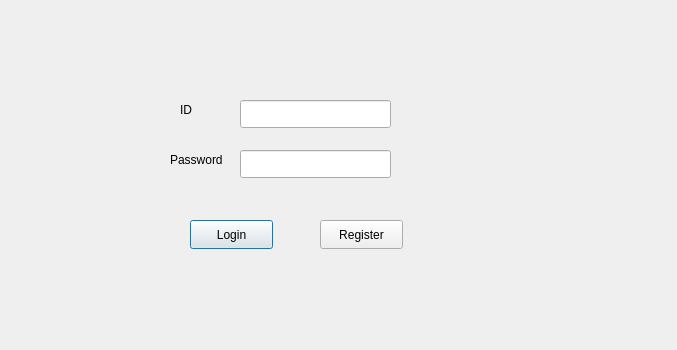
First picture: the form in Applied-Final-Project/customerlogin.ui, repository MohmedAkram/Applied-Final-Project, before the edit.
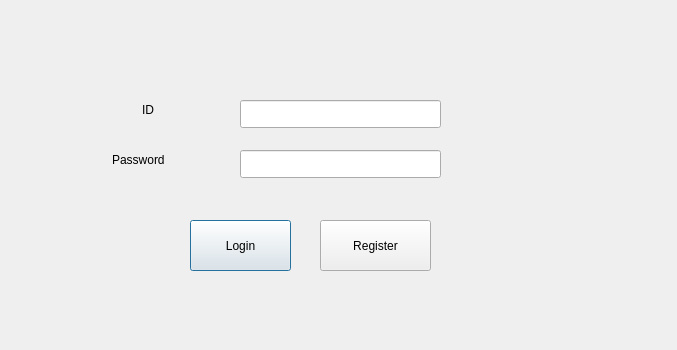
Second picture: the form after the edit.

```diff
--- a/Applied-Final-Project/customerlogin.ui
+++ b/Applied-Final-Project/customerlogin.ui
@@ -16,9 +16,9 @@
   <widget class="QLabel" name="IdLabel">
    <property name="geometry">
     <rect>
-     <x>180</x>
+     <x>142</x>
      <y>100</y>
-     <width>63</width>
+     <width>101</width>
      <height>20</height>
     </rect>
    </property>
@@ -29,9 +29,9 @@
   <widget class="QLabel" name="PasswordLabel">
    <property name="geometry">
     <rect>
-     <x>170</x>
+     <x>112</x>
      <y>150</y>
-     <width>63</width>
+     <width>121</width>
      <height>20</height>
     </rect>
    </property>
@@ -44,17 +44,20 @@
     <rect>
      <x>240</x>
      <y>100</y>
-     <width>151</width>
+     <width>201</width>
      <height>28</height>
     </rect>
    </property>
+   <property name="text">
+    <string/>
+   </property>
   </widget>
   <widget class="QLineEdit" name="CustomerPasswordSignIn">
    <property name="geometry">
     <rect>
      <x>240</x>
      <y>150</y>
-     <width>151</width>
+     <width>201</width>
      <height>28</height>
     </rect>
    </property>
@@ -64,8 +67,8 @@
     <rect>
      <x>190</x>
      <y>220</y>
-     <width>83</width>
-     <height>29</height>
+     <width>101</width>
+     <height>51</height>
     </rect>
    </property>
    <property name="text">
@@ -77,8 +80,8 @@
     <rect>
      <x>320</x>
      <y>220</y>
-     <width>83</width>
-     <height>29</height>
+     <width>111</width>
+     <height>51</height>
     </rect>
    </property>
    <property name="text">
```
